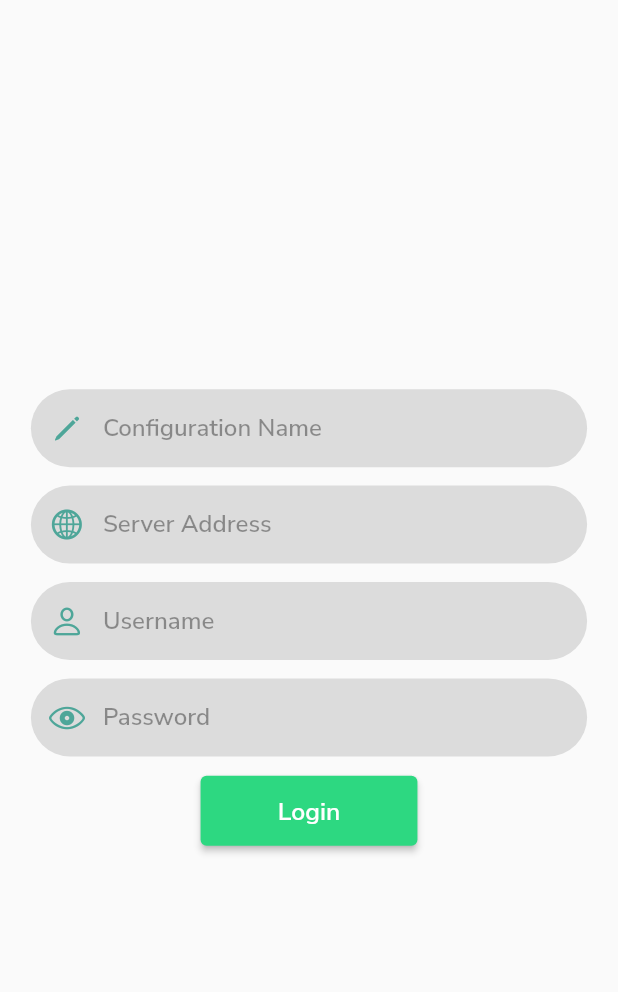
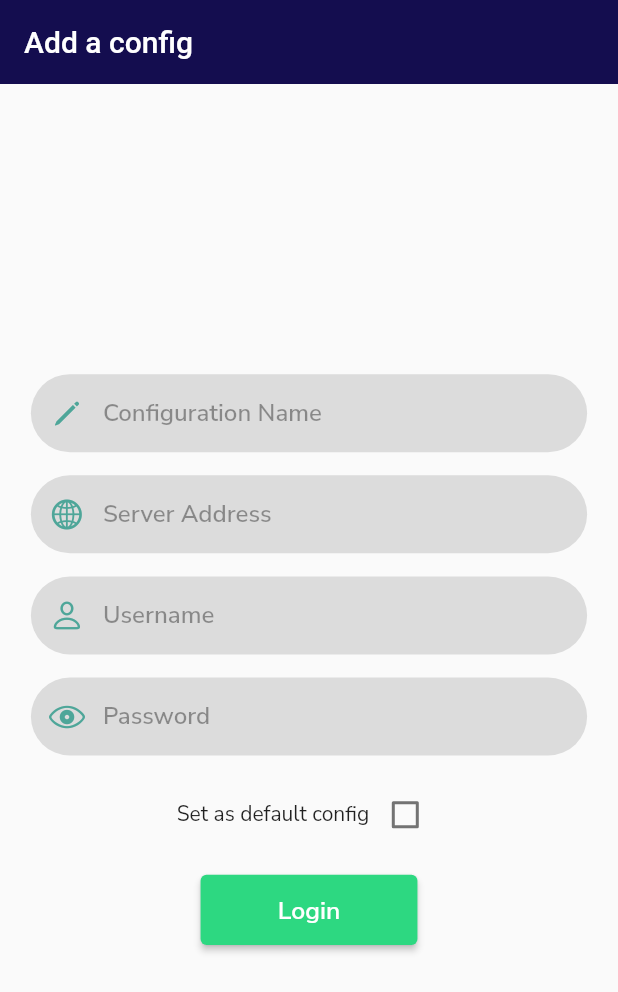
Before and after one commit to OkilSaber/JellyFiner, a Flutter app: the screen it shows after launch, on a phone screen of 412 x 824 dp. Shown: the top 992 px of the screen. Run offline on Flutter 3.47's test engine with Material 2 defaults, Android fonts, the phone set to English and light mode, and no system bars; our stand-ins replace device_info_plus, google_fonts, hive, hive_flutter; accounts and stored records are empty.

Commit message:
Add efault config handling

```diff
--- a/lib/api/auth.dart
+++ b/lib/api/auth.dart
@@ -13,6 +13,7 @@ class AuthApi {
     String password,
     String serverUrl,
     String serverName,
+    bool isDefault,
   ) async {
     await Future.delayed(const Duration(seconds: 2));
     if (serverUrl.endsWith("/")) {
@@ -45,7 +46,11 @@ class AuthApi {
           serverUrl: serverUrl,
           token: token,
           username: username,
+          isDefault: isDefault,
         );
+        if (isDefault) {
+          ConfigsManager.resetDefaultConfig();
+        }
         ConfigsManager.addConfig(serverConfig);
         return "";
       } else {
--- a/lib/screens/server_input.dart
+++ b/lib/screens/server_input.dart
@@ -5,10 +5,13 @@ import 'package:flutter/material.dart';
 import 'package:google_fonts/google_fonts.dart';
 import 'package:jellyfiner/api/auth.dart';
 import 'package:jellyfiner/screens/splash_screen.dart';
+import 'package:jellyfiner/utils/configs_manager.dart';
 import 'package:jellyfiner/utils/custom_colors.dart';
 
 class ServerInput extends StatefulWidget {
-  const ServerInput({Key? key}) : super(key: key);
+  final bool pullConfigsAtPop;
+  const ServerInput({Key? key, this.pullConfigsAtPop = false})
+      : super(key: key);
 
   @override
   State<StatefulWidget> createState() => _ServerInputState();
@@ -20,6 +23,7 @@ class _ServerInputState extends State<ServerInput> {
   final TextEditingController _passwordController = TextEditingController();
   final TextEditingController _serverController = TextEditingController();
   final TextEditingController _configName = TextEditingController();
+  bool isDefault = false;
   bool showPassword = false;
   bool isLoading = false;
 
@@ -36,13 +40,27 @@ class _ServerInputState extends State<ServerInput> {
   Widget build(BuildContext context) {
     final mediaQuery = MediaQuery.of(context).size;
     return Scaffold(
+      appBar: AppBar(
+        title: const Text('Add a config'),
+        elevation: 0,
+        backgroundColor: CustomColors.darkPrimary,
+        leading: widget.pullConfigsAtPop
+            ? IconButton(
+                icon: const Icon(CupertinoIcons.chevron_left),
+                onPressed: () async {
+                  Navigator.of(context).pop(
+                      await Future.wait(await ConfigsManager.getAllConfigs()));
+                },
+              )
+            : null,
+      ),
       body: SafeArea(
         child: Center(
           child: Form(
             key: _formKey,
             child: Container(
               padding: EdgeInsets.symmetric(horizontal: mediaQuery.width * .05),
-              height: mediaQuery.height * .40,
+              height: mediaQuery.height * .50,
               child: Column(
                 mainAxisAlignment: MainAxisAlignment.spaceEvenly,
                 children: [
@@ -174,6 +192,23 @@ class _ServerInputState extends State<ServerInput> {
                             borderRadius: BorderRadius.circular(30),
                             borderSide: BorderSide.none)),
                   ),
+                  Row(
+                    mainAxisAlignment: MainAxisAlignment.center,
+                    children: [
+                      Text(
+                        "Set as default config",
+                        style: GoogleFonts.nunitoSans(),
+                      ),
+                      Checkbox(
+                        value: isDefault,
+                        onChanged: (value) {
+                          setState(() {
+                            isDefault = !isDefault;
+                          });
+                        },
+                      ),
+                    ],
+                  ),
                   ElevatedButton(
                     onPressed: () async {
                       if (isLoading) {
@@ -189,6 +224,7 @@ class _ServerInputState extends State<ServerInput> {
                         _passwordController.text,
                         _serverController.text,
                         _configName.text,
+                        isDefault,
                       );
                       if (error.isNotEmpty) {
                         setState(() => isLoading = false);
--- a/lib/types/server_config.dart
+++ b/lib/types/server_config.dart
@@ -5,19 +5,19 @@ part 'server_config.g.dart';
 @HiveType(typeId: 1)
 class ServerConfig extends HiveObject {
   @HiveField(0)
-  final String username;
+  String username;
 
   @HiveField(1)
-  final String token;
+  String token;
 
   @HiveField(2)
-  final String serverUrl;
+  String serverUrl;
 
   @HiveField(3)
-  final String configName;
+  String configName;
 
   @HiveField(4)
-  final String isDefault;
+  bool isDefault;
 
   ServerConfig({
     required this.username,
@@ -26,4 +26,9 @@ class ServerConfig extends HiveObject {
     required this.configName,
     required this.isDefault,
   });
+
+  @override
+  String toString() {
+    return 'ServerConfig{username: $username, token: $token, serverUrl: $serverUrl, configName: $configName, isDefault: $isDefault}';
+  }
 }
--- a/lib/utils/configs_manager.dart
+++ b/lib/utils/configs_manager.dart
@@ -12,14 +12,17 @@ class ConfigsManager {
 
   static Box get box => Hive.box(_boxName);
 
-  static Future<ServerConfig> getConfig(String key) async {
+  static Future<ServerConfig?> getConfig(String key) async {
     return ConfigsManager.box.get(key);
   }
 
   static Future<List<Future<ServerConfig>>> getAllConfigs() async {
     final List<Future<ServerConfig>> configs = [];
     for (String key in ConfigsManager.box.keys) {
-      configs.add(ConfigsManager.getConfig(key));
+      final ServerConfig? config = await ConfigsManager.getConfig(key);
+      if (config != null) {
+        configs.add(Future.value(config));
+      }
     }
     return configs;
   }
@@ -31,4 +34,15 @@ class ConfigsManager {
   static Future<void> deleteConfig(String key) async {
     await ConfigsManager.box.delete(key);
   }
+
+  static Future<void> resetDefaultConfig() async {
+    final List<ServerConfig> configs =
+        await Future.wait(await ConfigsManager.getAllConfigs());
+    for (ServerConfig config in configs) {
+      if (config.isDefault) {
+        config.isDefault = false;
+        await ConfigsManager.addConfig(config);
+      }
+    }
+  }
 }
```
Also changed, not shown: lib/screens/config_select.dart (+32 -1 lines), lib/screens/edit_config.dart (+42 -4 lines), lib/types/server_config.g.dart.
